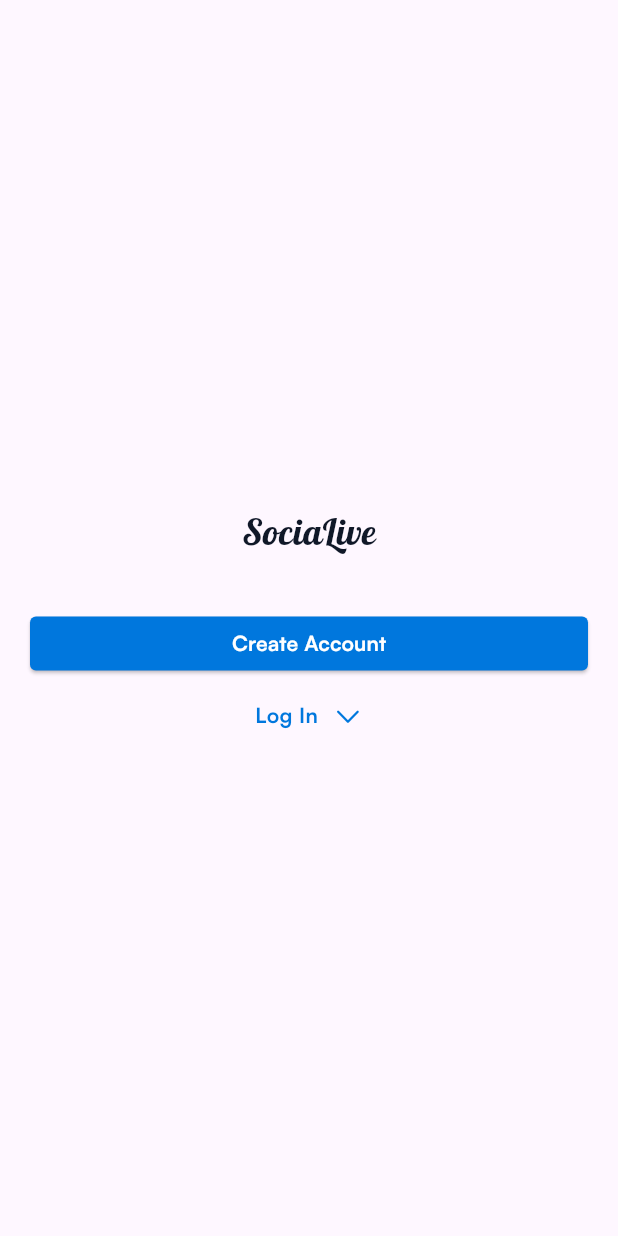
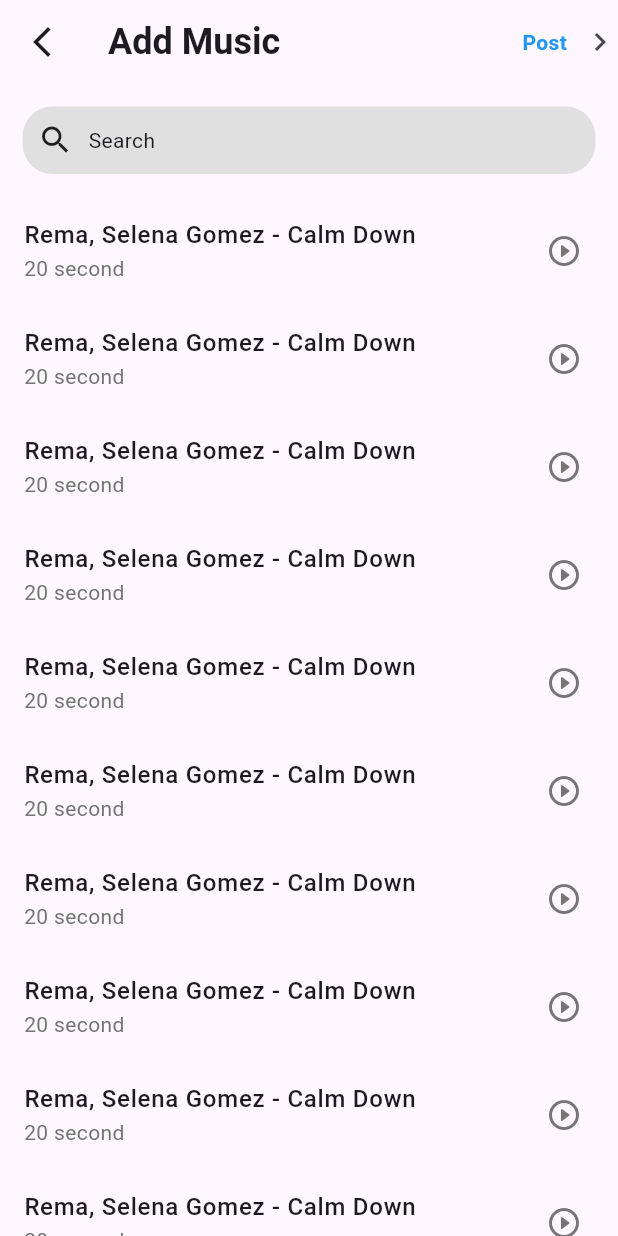
Before and after one commit to ferdoush10/snap_share_app, a Flutter app: the screen it shows after launch, on a phone screen of 412 x 824 dp. Run offline on Flutter 3.47's test engine with Material 3 defaults, Android fonts, the phone set to English and light mode, and no system bars; our stand-ins replace get, google_nav_bar, shared_preferences.

Commit message:
upload_content_done
I have done , four page of upload content.
1. upload content
2.upload content two
3. upload content add location
4. upload content add music

```diff
--- a/lib/main.dart
+++ b/lib/main.dart
@@ -1,9 +1,9 @@
 import 'package:flutter/material.dart';
-import 'package:snap_share_app/screens/profile_page.dart';
-import 'package:snap_share_app/presentation/ui/screens/following_screen.dart';
+
 import 'package:get/get.dart';
 import 'package:get/get_navigation/src/root/get_material_app.dart';
-import 'package:snap_share_app/presentation/screens/authentication/welcome_screen.dart';
+import 'package:snap_share_app/presentation/screens/upload_content_add_location.dart';
+import 'package:snap_share_app/presentation/screens/upload_content_add_music.dart';
 
 Future<void> main() async {
   WidgetsFlutterBinding.ensureInitialized();
@@ -16,7 +16,7 @@ class MyApp extends StatelessWidget {
   Widget build(BuildContext context) {
     return GetMaterialApp(
       title: 'Snap Share',
-      home: const WelcomeScreen(),
+      home: const UploadContentAddMusic(),
       theme: ThemeData(),
       debugShowCheckedModeBanner: false,
     );
--- /dev/null
+++ b/lib/presentation/screens/upload_content_add_music.dart
@@ -0,0 +1,68 @@
+import 'package:flutter/cupertino.dart';
+import 'package:flutter/material.dart';
+import 'package:flutter/widgets.dart';
+import 'package:snap_share_app/presentation/widgets/update_content/update_content_add_music_container.dart';
+import 'package:snap_share_app/presentation/widgets/update_content/update_content_eleveted_button.dart';
+import 'package:snap_share_app/utilities/all_colors.dart';
+import 'package:snap_share_app/utilities/all_size.dart';
+import 'package:snap_share_app/utilities/styles.dart';
+import 'package:snap_share_app/widget/search_bar.dart';
+
+
+class UploadContentAddMusic extends StatelessWidget {
+  const UploadContentAddMusic({super.key});
+
+  @override
+  Widget build(BuildContext context) {
+    return SafeArea(
+      child: Scaffold(
+        appBar: AppBar(
+          leading: Icon(Icons.arrow_back_ios_new_outlined),
+          title: const Text(
+            "Add Music",
+            style: TextStyle(
+                fontSize: AllSizes.fontSizeExtraOverLarge,
+                fontWeight: FontWeight.w600),
+          ),
+          actions: [
+            Row(
+              children: [
+                Text(
+                  "Post",
+                  style: TextStyle(
+                      color: Colors.blue, fontWeight: FontWeight.w700),
+                ),
+                SizedBox(
+                  width: 10,
+                ),
+                Icon(Icons.keyboard_arrow_right_outlined)
+              ],
+            )
+          ],
+        ),
+        body: Column(
+          crossAxisAlignment: CrossAxisAlignment.start,
+          children: [
+            AppSearchBar(),
+            Expanded(
+              child: ListView.builder(
+                scrollDirection: Axis.vertical,
+                  itemCount: 10,
+                  itemBuilder: (context,index){
+                    return ListTile(
+                      trailing: Icon(Icons.play_circle_outline_rounded,color: Colors.grey.shade600,),
+                      title: Text("Rema, Selena Gomez - Calm Down",style: TextStyle(
+                        fontWeight: FontWeight.w500
+                      ),),
+                      subtitle: Text("20 second",style: TextStyle(
+                        color: Colors.grey.shade600
+                      ),),
+                    );
+                  }),
+            )
+          ],
+        ),
+      ),
+    );
+  }
+}
--- /dev/null
+++ b/lib/widget/search_bar.dart
@@ -0,0 +1,30 @@
+import 'package:flutter/material.dart';
+
+class AppSearchBar extends StatelessWidget {
+  const AppSearchBar({
+    super.key,
+  });
+
+  @override
+  Widget build(BuildContext context) {
+    return Padding(
+      padding: const EdgeInsets.all(15),
+      child: Container(
+        height: 45,
+        width: double.infinity,
+        decoration: BoxDecoration(
+          borderRadius: BorderRadius.circular(20),
+          color: Colors.grey[300],
+        ),
+        child: const Row(
+          children: [
+            SizedBox(width: 10,),
+            Icon(Icons.search),
+            SizedBox(width: 10,),
+            Text("Search")
+          ],
+        ),
+      ),
+    );
+  }
+}
```
Also changed, not shown: lib/presentation/screens/upload_content.dart (added, +152 -0 lines), lib/presentation/screens/upload_content_add_location.dart (added, +67 -0 lines), lib/presentation/screens/upload_content_two.dart (added, +140 -0 lines), lib/presentation/widgets/update_content/update_content_add_music_container.dart (added, +34 -0 lines), lib/presentation/widgets/update_content/update_content_eleveted_button.dart (added, +22 -0 lines), pubspec.lock, 2 other files.
